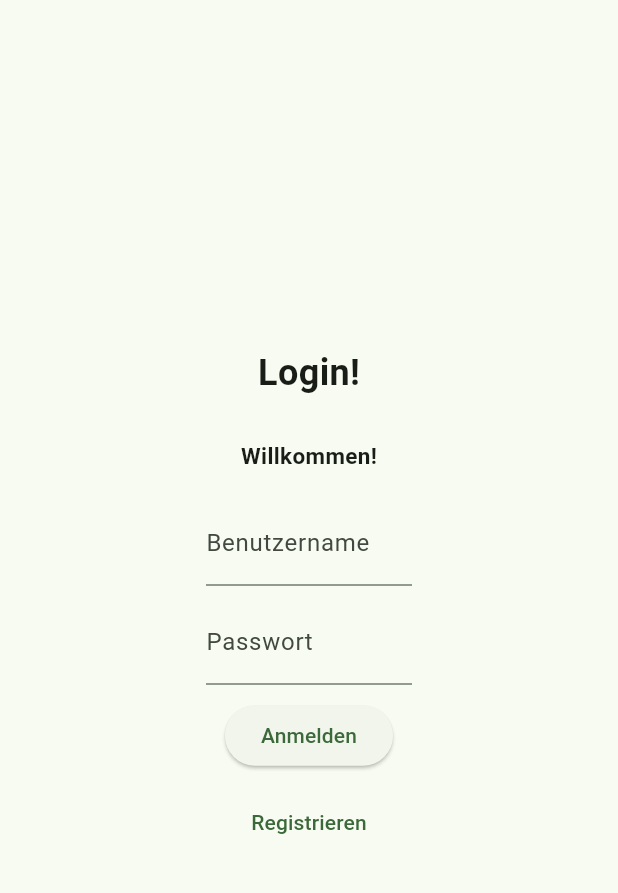
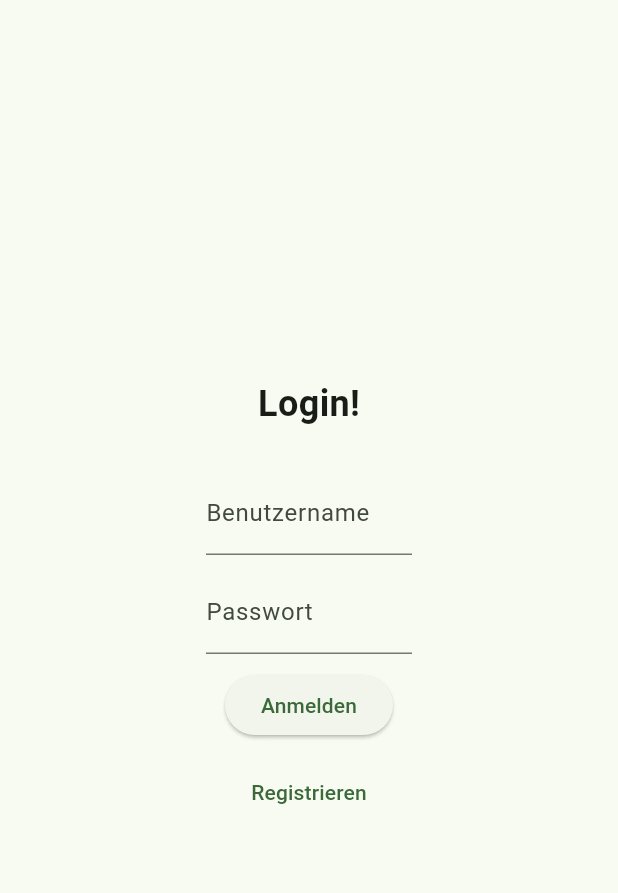
Before and after one commit to Feeelix92/campus_guide_gui, a Flutter app: the Login screen opened by its route, on a phone screen of 412 x 824 dp, the part 63-956 px from its top. Run offline on Flutter 3.47's test engine with Material 2 defaults, Android fonts, the phone set to English and light mode, and no system bars.

Commit message:
removed text

```diff
--- a/lib/screens/login.dart
+++ b/lib/screens/login.dart
@@ -27,8 +27,6 @@ class Login extends StatelessWidget {
             mainAxisAlignment: MainAxisAlignment.center,
             children: [
               const H1(text: 'Login!'),
-              const SizedBox(height: 20),
-              const H2(text: 'Willkommen!'),
               const SizedBox(height: 20),
               TextField(
                 controller: _usernameController,
```
